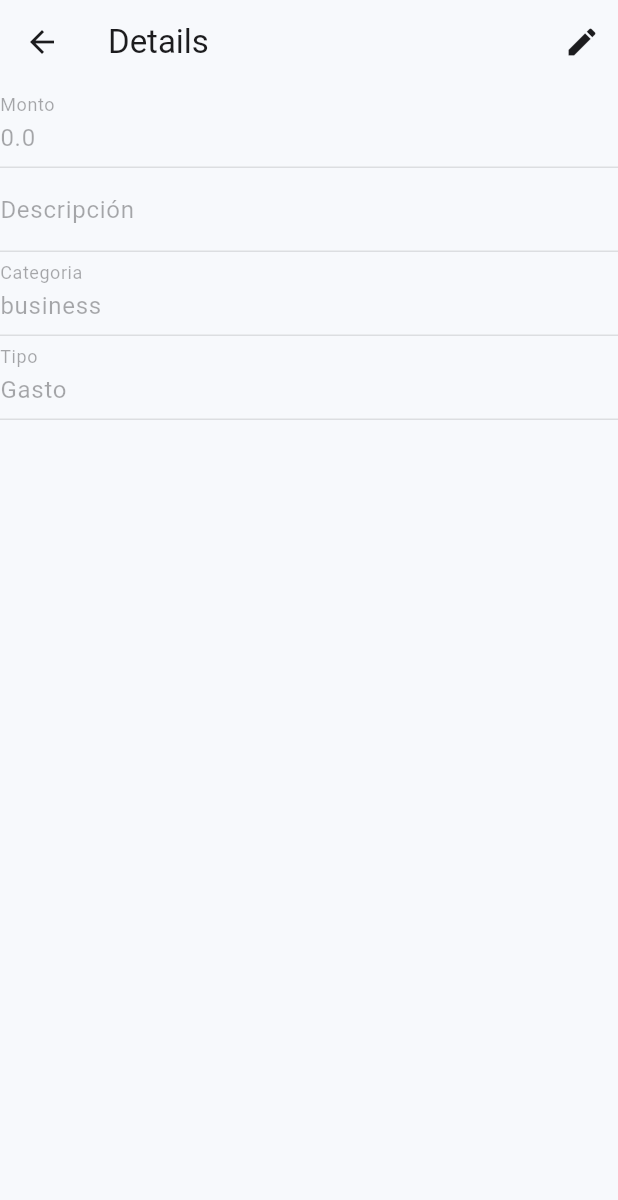
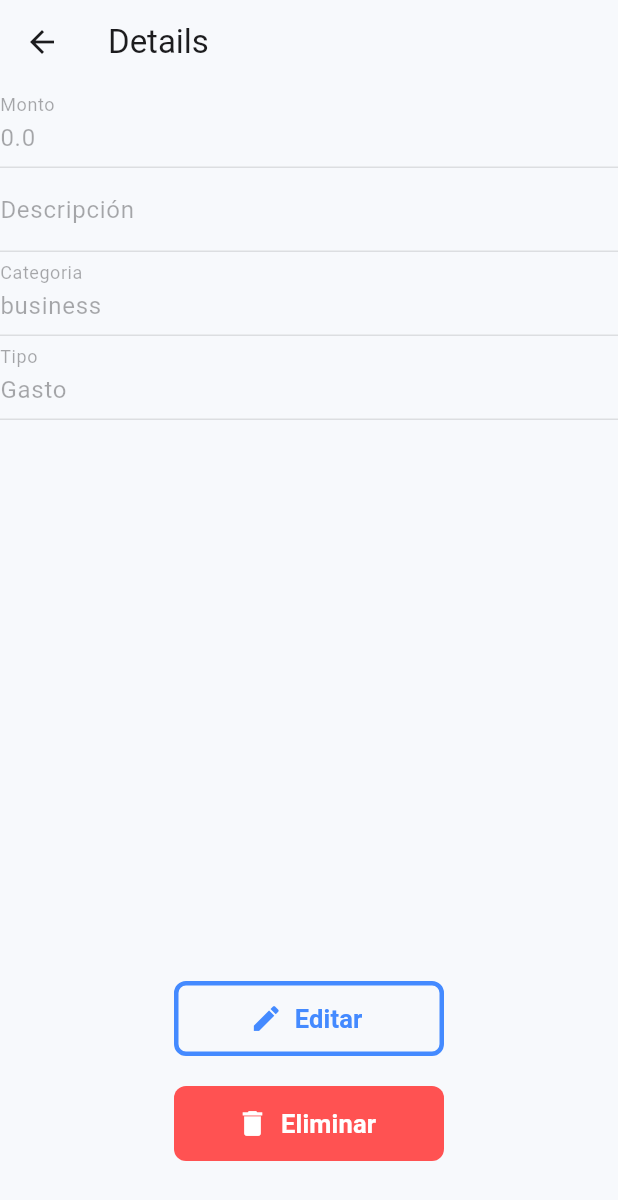
Before and after one commit to RaymundoSantorski/pocket_track, a Flutter app: the ExpenseDetailsScreen screen opened directly with empty values, on a phone screen of 412 x 824 dp. Shown: the top 1200 px of the screen. Run offline on Flutter 3.47's test engine with Material 3 defaults, Android fonts, the phone set to English and light mode, and no system bars; our stand-ins replace isar; accounts and stored records are empty; generated files the repository leaves out were written again.

Commit message:
add: edit and delete button

```diff
--- a/lib/screens/expense_details_screen.dart
+++ b/lib/screens/expense_details_screen.dart
@@ -28,22 +28,7 @@ class _ExpenseDetailsScreenState extends State<ExpenseDetailsScreen> {
   @override
   Widget build(BuildContext context) {
     return Scaffold(
-      appBar: AppBar(
-        title: Text('Details'),
-        actions: [
-          IconButton(
-            onPressed: () {
-              Navigator.push(
-                context,
-                MaterialPageRoute(
-                  builder: (_) => AddExpenseScreen(expense: widget.expense),
-                ),
-              );
-            },
-            icon: Icon(Icons.edit),
-          ),
-        ],
-      ),
+      appBar: AppBar(title: Text('Details')),
       body: Column(
         children: [
           TextField(
@@ -66,6 +51,57 @@ class _ExpenseDetailsScreenState extends State<ExpenseDetailsScreen> {
             decoration: InputDecoration(label: Text('Tipo')),
             enabled: false,
           ),
+          // SizedBox(height: 60),
+          Expanded(child: SizedBox()),
+          Container(
+            width: 180,
+            height: 50,
+            decoration: BoxDecoration(
+              borderRadius: BorderRadius.all(Radius.circular(8.0)),
+              border: Border.all(color: Colors.blueAccent, width: 3.0),
+            ),
+            child: TextButton.icon(
+              onPressed: () {
+                Navigator.push(
+                  context,
+                  MaterialPageRoute(
+                    builder: (_) => AddExpenseScreen(expense: widget.expense),
+                  ),
+                );
+              },
+              label: Text(
+                'Editar',
+                style: TextStyle(
+                  color: Colors.blueAccent,
+                  fontWeight: FontWeight.bold,
+                  fontSize: 17,
+                ),
+              ),
+              icon: Icon(Icons.edit, color: Colors.blueAccent, size: 22),
+            ),
+          ),
+          SizedBox(height: 20),
+          Container(
+            width: 180,
+            height: 50,
+            decoration: BoxDecoration(
+              borderRadius: BorderRadius.all(Radius.circular(8.0)),
+              color: Colors.redAccent,
+            ),
+            child: TextButton.icon(
+              onPressed: () {},
+              label: Text(
+                'Eliminar',
+                style: TextStyle(
+                  color: Colors.white,
+                  fontWeight: FontWeight.bold,
+                  fontSize: 17,
+                ),
+              ),
+              icon: Icon(Icons.delete, color: Colors.white, size: 22),
+            ),
+          ),
+          SizedBox(height: 50),
         ],
       ),
     );
```
